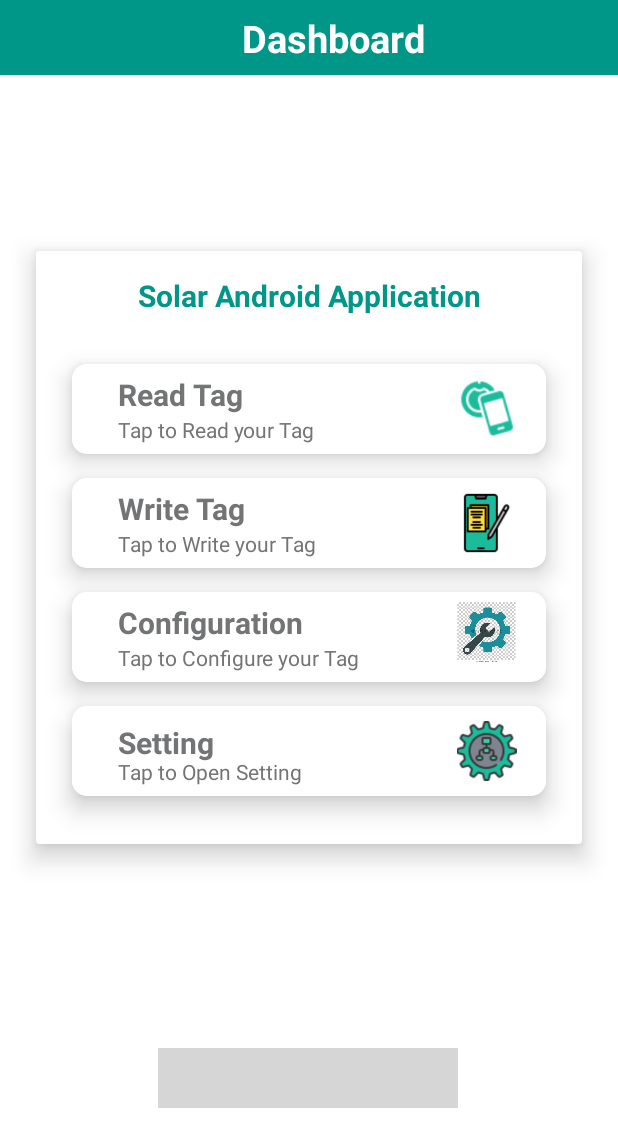
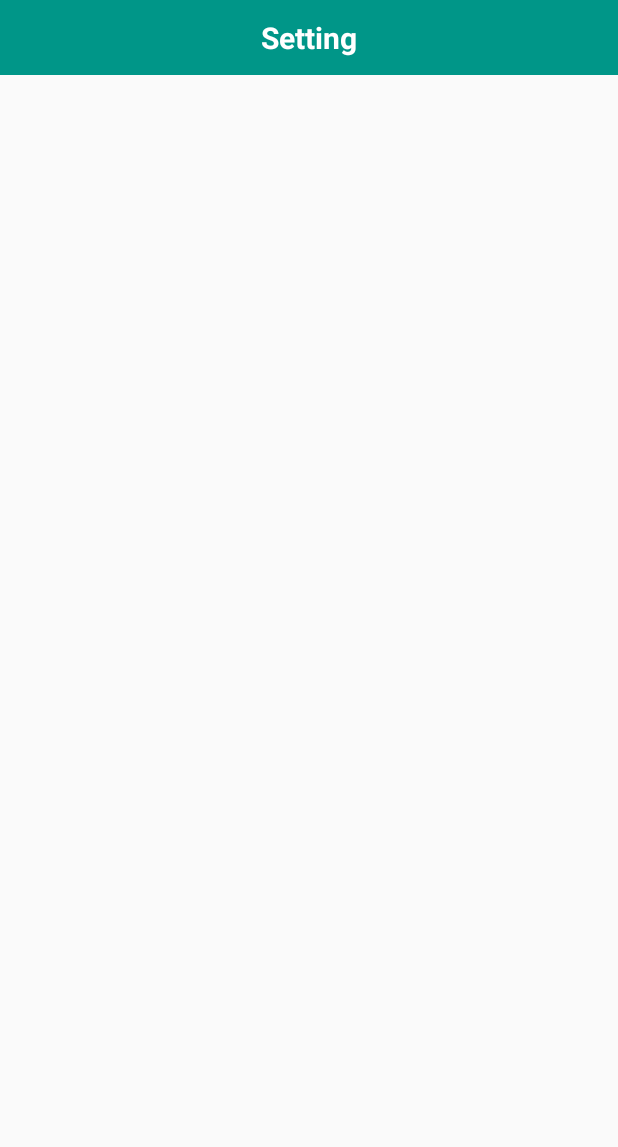
Before and after one commit to vivekSahniPoxo/SolarApplication, an Android app: the screen it shows after launch (MainActivity before the commit, SettingForm after it), after a tap on "Setting", on a phone screen of 412 x 824 dp. Shown: the top 1147 px of the screen. Run offline under Robolectric (Android 15) with nearby library versions, the phone set to English and light mode, and no system bars; grey boxes are pictures that could not be loaded.

```diff
--- a/app/src/main/java/com/example/solarapplication/MainActivity.java
+++ b/app/src/main/java/com/example/solarapplication/MainActivity.java
@@ -36,15 +36,13 @@ public class MainActivity extends AppCompatActivity implements View.OnClickListe
                 startActivity(new Intent(MainActivity.this, ReadTag.class));
                 break;
             case R.id.Write_tab:
-                Toast.makeText(MainActivity.this, "Write Tag", Toast.LENGTH_SHORT).show();
+                startActivity(new Intent(MainActivity.this, WriteTag.class));
                 break;
             case R.id.Configure_Tab:
-                Toast.makeText(MainActivity.this, "Configure Tag", Toast.LENGTH_SHORT).show();
-
+                startActivity(new Intent(MainActivity.this, ConfigureForm.class));
                 break;
             case R.id.Setting_tab:
-                Toast.makeText(MainActivity.this, "Setting Tag", Toast.LENGTH_SHORT).show();
-
+                startActivity(new Intent(MainActivity.this, SettingForm.class));
                 break;
         }
     }
--- /dev/null
+++ b/app/src/main/java/com/example/solarapplication/SettingForm.java
@@ -0,0 +1,14 @@
+package com.example.solarapplication;
+
+import androidx.appcompat.app.AppCompatActivity;
+
+import android.os.Bundle;
+
+public class SettingForm extends AppCompatActivity {
+
+    @Override
+    protected void onCreate(Bundle savedInstanceState) {
+        super.onCreate(savedInstanceState);
+        setContentView(R.layout.activity_setting_form);
+    }
+}
--- /dev/null
+++ b/app/src/main/res/layout/activity_setting_form.xml
@@ -0,0 +1,47 @@
+<?xml version="1.0" encoding="utf-8"?>
+<androidx.constraintlayout.widget.ConstraintLayout xmlns:android="http://schemas.android.com/apk/res/android"
+    xmlns:app="http://schemas.android.com/apk/res-auto"
+    xmlns:tools="http://schemas.android.com/tools"
+    android:layout_width="match_parent"
+    android:layout_height="match_parent"
+    tools:context=".SettingForm">
+    <androidx.constraintlayout.widget.ConstraintLayout
+        android:id="@+id/constraintLayout"
+        android:layout_width="0dp"
+        android:layout_height="50dp"
+        android:background="#009688"
+        app:layout_constraintEnd_toEndOf="parent"
+        app:layout_constraintStart_toStartOf="parent"
+        app:layout_constraintTop_toTopOf="parent">
+
+
+        <ImageView
+            android:id="@+id/imageView4"
+            android:layout_width="30dp"
+            android:layout_height="30dp"
+            android:visibility="gone"
+            android:layout_marginEnd="8dp"
+            app:layout_constraintBottom_toBottomOf="parent"
+            app:layout_constraintEnd_toEndOf="parent"
+            app:layout_constraintTop_toTopOf="parent"
+            app:srcCompat="@drawable/settign" />
+
+        <TextView
+            android:id="@+id/textView34"
+            android:layout_width="0dp"
+            android:layout_height="wrap_content"
+            android:layout_marginStart="32dp"
+            android:layout_marginEnd="32dp"
+            android:fontFamily="sans-serif"
+            android:text="Setting"
+            android:textAlignment="center"
+            android:textColor="#FFF"
+            android:textSize="20dp"
+            android:textStyle="bold"
+            app:layout_constraintBottom_toBottomOf="parent"
+            app:layout_constraintEnd_toStartOf="@+id/imageView4"
+            app:layout_constraintStart_toStartOf="parent"
+            app:layout_constraintTop_toTopOf="parent" />
+    </androidx.constraintlayout.widget.ConstraintLayout>
+
+</androidx.constraintlayout.widget.ConstraintLayout>
```
Also changed, not shown: app/src/main/AndroidManifest.xml (+14 -1 lines), app/src/main/java/com/example/solarapplication/ConfigureForm.java (added, +14 -0 lines), app/src/main/java/com/example/solarapplication/WriteTag.java (added, +14 -0 lines), app/src/main/res/layout/activity_configure_form.xml (added, +47 -0 lines), app/src/main/res/layout/activity_main.xml (+5 -3 lines), app/src/main/res/layout/activity_write_tag.xml (added, +47 -0 lines).
